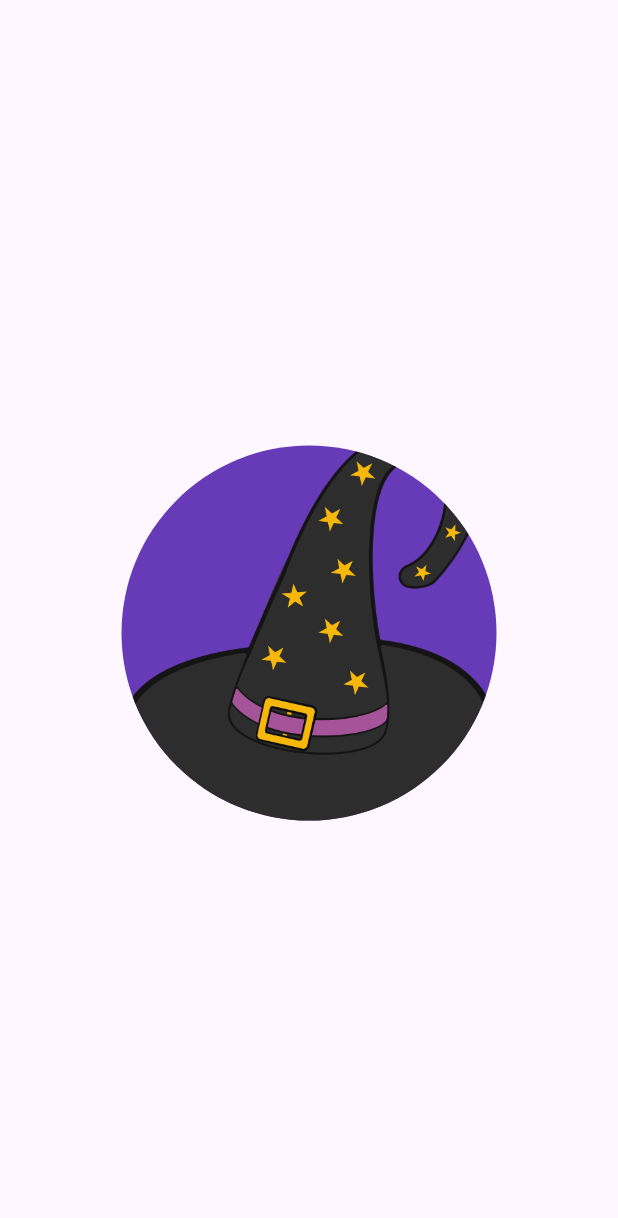
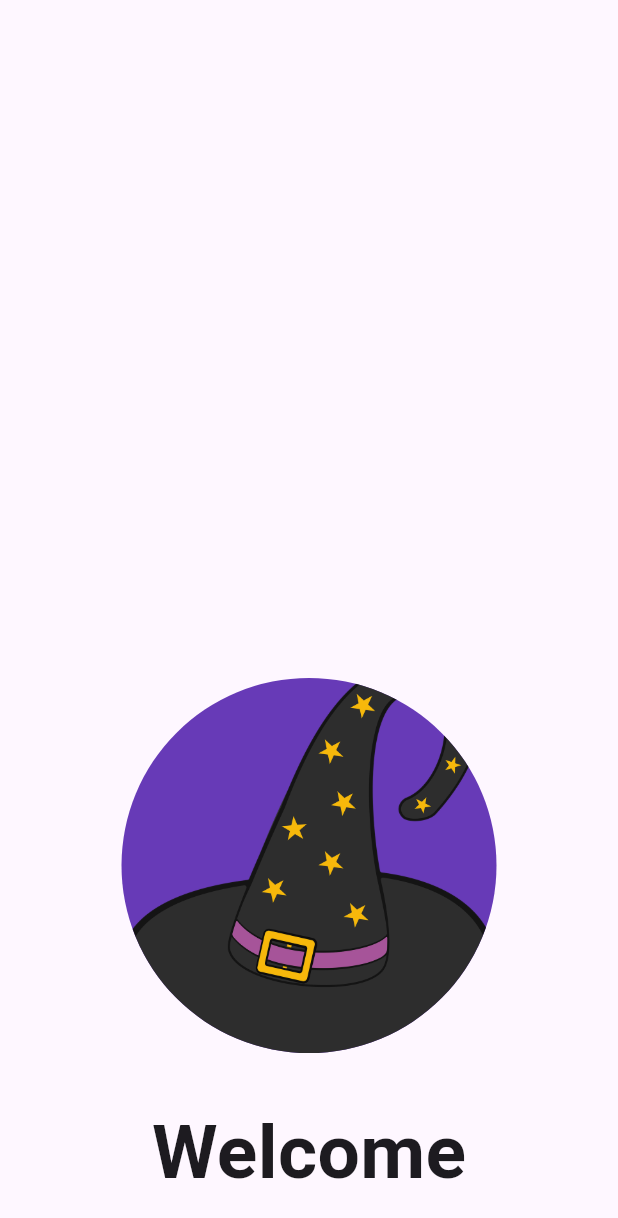
Before and after one commit to Hartamatamatama/KB1179-1123150117-uts, a Flutter app: the screen it shows after launch, on a phone screen of 412 x 824 dp. Shown: the top 1218 px of the screen. Run offline on Flutter 3.47's test engine with Material 3 defaults, Android fonts, the phone set to English and light mode, and no system bars.

Commit message:
Membuat Tulisan Welcome

```diff
--- a/lib/screen/splash_screen_1.dart
+++ b/lib/screen/splash_screen_1.dart
@@ -11,6 +11,7 @@ class SplashScreen1 extends StatelessWidget {
         child: Column(
           mainAxisAlignment: MainAxisAlignment.center,
           children: [
+            Spacer(),
             SizedBox(height: 50),
             Container(
               width: 250,
@@ -26,6 +27,11 @@ class SplashScreen1 extends StatelessWidget {
             ),
             //tambahkan disini untuk widget widget lainnya nanti
             SizedBox(height: 30),
+            Text(
+              'Welcome',
+              style: TextStyle(fontSize: 50, fontWeight: FontWeight.bold),
+            ),
+            SizedBox(height: 20),
           ],
         ),
       ),
```
